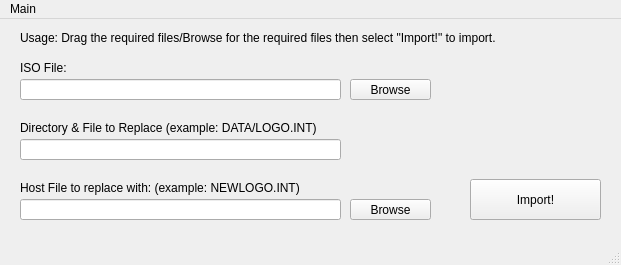
First picture: the form in guisrc/window.ui, repository CryptoCANINE/isomod-GUI, before the edit.
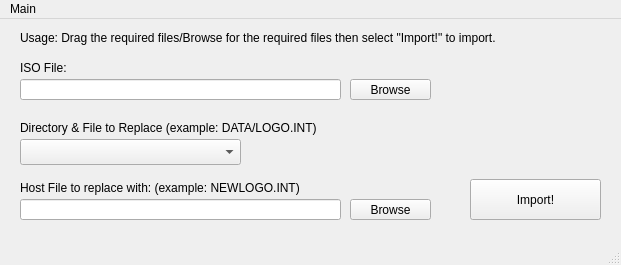
Second picture: the form after the edit.

```diff
--- a/guisrc/window.ui
+++ b/guisrc/window.ui
@@ -78,19 +78,6 @@
      <string/>
     </property>
    </widget>
-   <widget class="QLineEdit" name="DirLabel">
-    <property name="geometry">
-     <rect>
-      <x>20</x>
-      <y>120</y>
-      <width>321</width>
-      <height>21</height>
-     </rect>
-    </property>
-    <property name="text">
-     <string/>
-    </property>
-   </widget>
    <widget class="QLineEdit" name="ReplacementLabel">
     <property name="geometry">
      <rect>
@@ -156,6 +143,16 @@
      <string>Host File to replace with: (example: NEWLOGO.INT)</string>
     </property>
    </widget>
+   <widget class="QComboBox" name="DirSelect">
+    <property name="geometry">
+     <rect>
+      <x>20</x>
+      <y>120</y>
+      <width>221</width>
+      <height>26</height>
+     </rect>
+    </property>
+   </widget>
   </widget>
   <widget class="QMenuBar" name="menubar">
    <property name="geometry">
```
Left out of the diff: 2 changed lines with no effect on the pictures.
